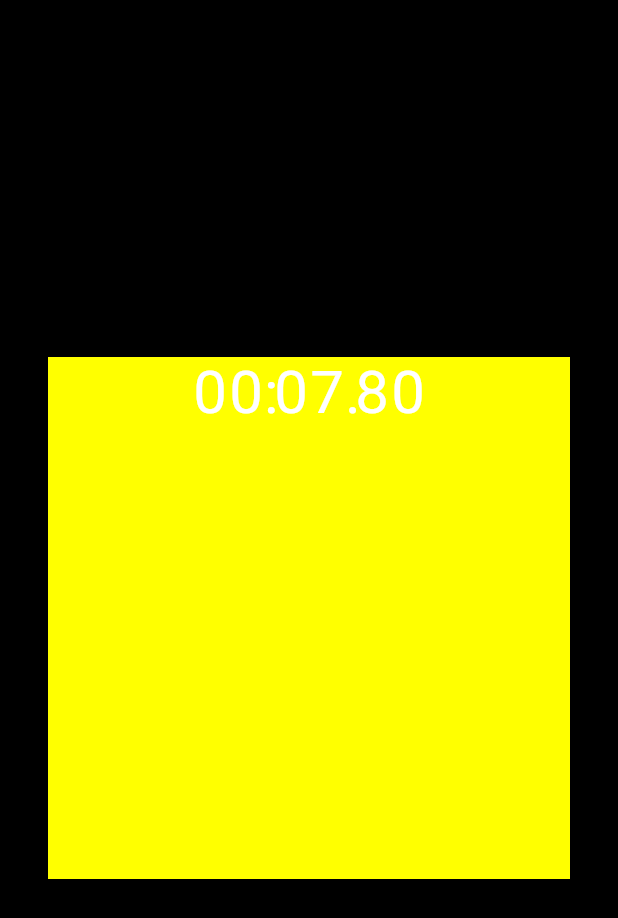
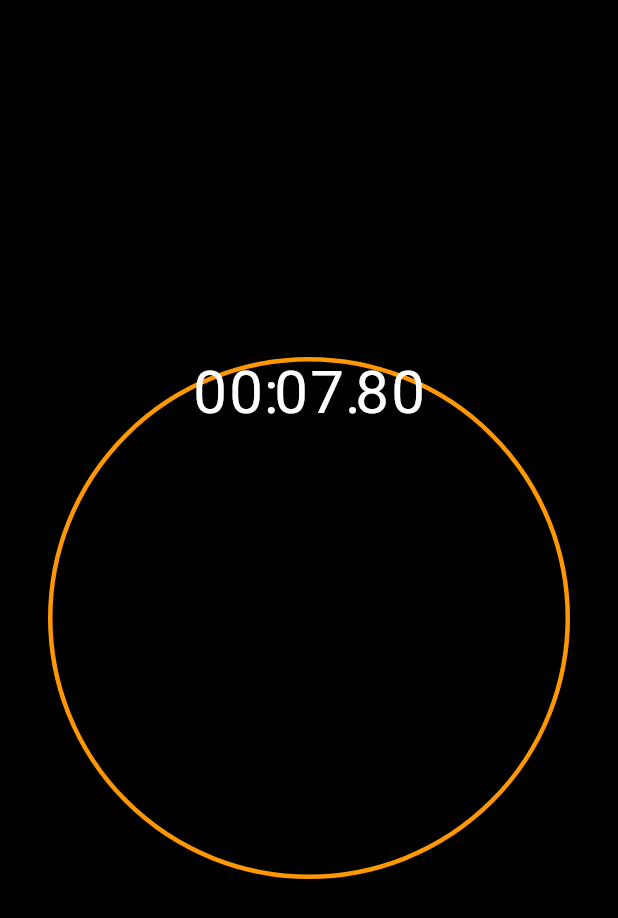
Before and after one commit to Jashwanth-Gowda-R/flutter-animation-course, a Flutter app: the screen it shows after launch, on a phone screen of 412 x 824 dp. Shown: the top 918 px of the screen. Run offline on Flutter 3.47's test engine with Material 2 defaults, Android fonts, the phone set to English and light mode, and no system bars.

Commit message:
Getting the circle radius from LayoutBuilder

```diff
--- a/stopwatch_flutter/lib/ui/stopwatch.dart
+++ b/stopwatch_flutter/lib/ui/stopwatch.dart
@@ -43,8 +43,14 @@ class _StopwatchState extends State<Stopwatch>
   // don't forget to cancel the timer on dispose!
   @override
   Widget build(BuildContext context) {
-    return StopWatchRenderer(
-      elapsed: _elapsed,
+    return LayoutBuilder(
+      builder: (context, constraints) {
+        final radius = constraints.maxWidth / 2;
+        return StopWatchRenderer(
+          elapsed: _elapsed,
+          radius: radius,
+        );
+      },
     );
   }
 }
--- a/stopwatch_flutter/lib/ui/stopwatch_renderer.dart
+++ b/stopwatch_flutter/lib/ui/stopwatch_renderer.dart
@@ -1,4 +1,5 @@
 import 'package:flutter/material.dart';
+
 import 'package:stopwatch_flutter/ui/elapsed_time_text.dart';
 
 class StopWatchRenderer extends StatelessWidget {
@@ -6,15 +7,20 @@ class StopWatchRenderer extends StatelessWidget {
   const StopWatchRenderer({
     Key? key,
     required this.elapsed,
+    required this.radius,
   }) : super(key: key);
   final Duration elapsed;
+  final double radius;
 
   @override
   Widget build(BuildContext context) {
     return Stack(
       children: [
         Container(
-          color: Colors.yellowAccent,
+          decoration: BoxDecoration(
+            border: Border.all(width: 3, color: Colors.orange),
+            borderRadius: BorderRadius.circular(radius),
+          ),
         ),
         ElapsedTimeText(
           elapsed: elapsed,
```
